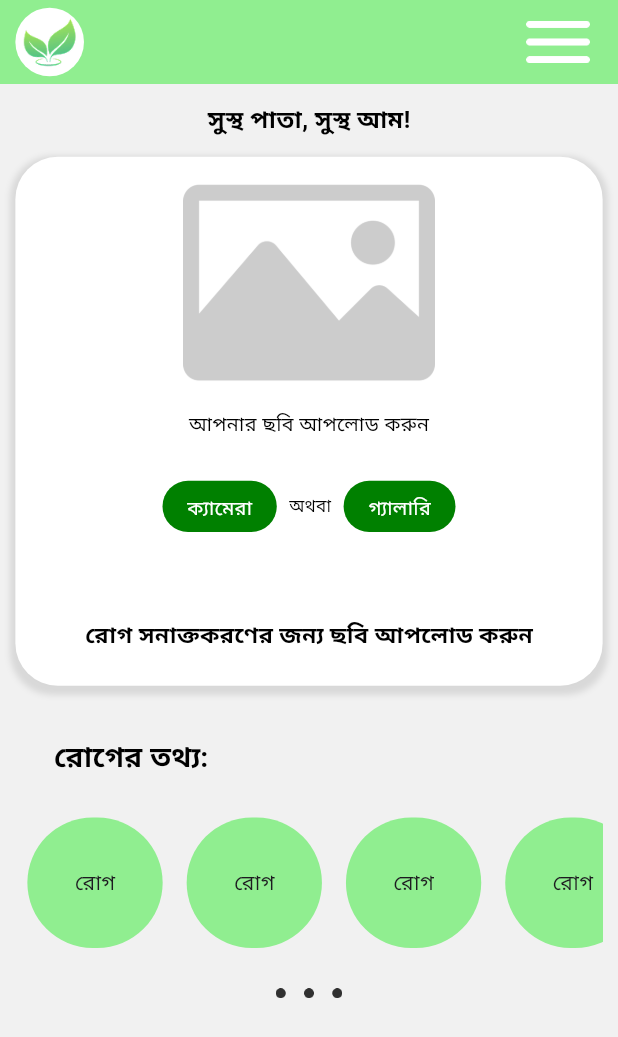
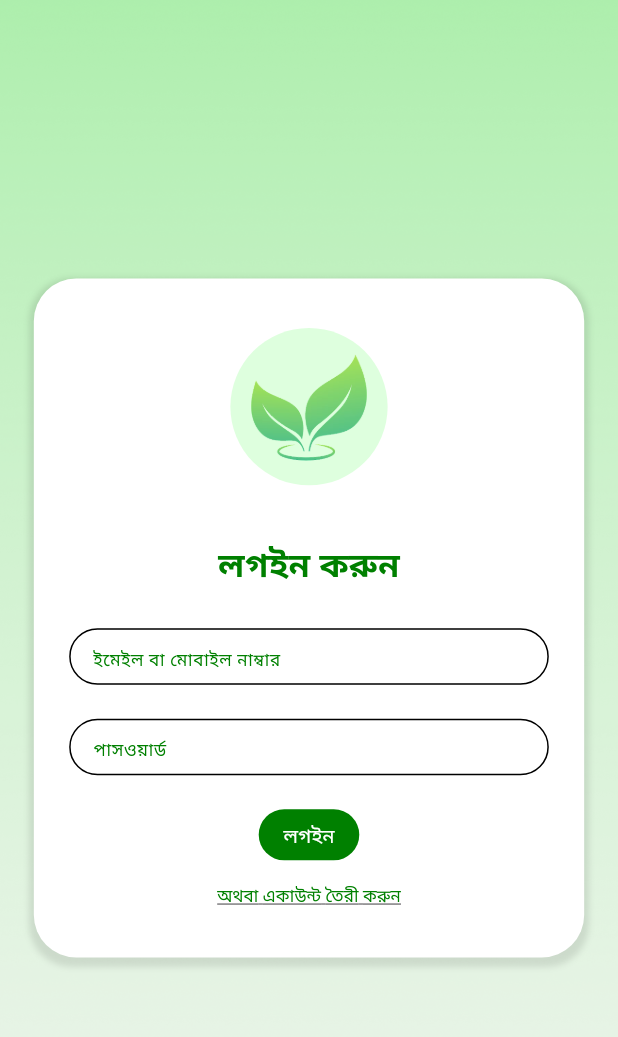
Before and after one commit to safridbhueyan/Mango_leaf_disease_detection_app, a Flutter app: the screen it shows after launch, on a phone screen of 412 x 824 dp. Shown: the top 1037 px of the screen. Run offline on Flutter 3.47's test engine with Material 3 defaults, Android fonts, the phone set to English and light mode, and no system bars; our stand-ins replace flutter_screenutil.

Commit message:
done fixes

```diff
--- a/lib/main.dart
+++ b/lib/main.dart
@@ -1,7 +1,7 @@
 import 'package:flutter/material.dart';
 import 'package:flutter/services.dart';
 import 'package:flutter_screenutil/flutter_screenutil.dart';
-import 'package:mango_leaf_disease/view/home_screen.dart';
+import 'package:mango_leaf_disease/view/login_screen.dart';
 import 'package:mango_leaf_disease/view_model/demo.dart';
 import 'package:provider/provider.dart';
 
@@ -31,7 +31,8 @@ class MyApp extends StatelessWidget {
           return MaterialApp(
             debugShowCheckedModeBanner: false,
             title: 'Mango Leaf disease detector',
-            home: HomeScreen(),
+            home: LoginScreen(),
+            // HomeScreen(),
           );
         },
       ),
--- /dev/null
+++ b/lib/model/rogModel.dart
@@ -0,0 +1,3 @@
+class Rogmodel {
+  List<String> rog = ["রোগ - ১", "রোগ - 2", "রোগ - 3", "রোগ - 4", "রোগ - 5"];
+}
--- a/lib/utils/utils.dart
+++ b/lib/utils/utils.dart
@@ -18,7 +18,7 @@ class Utils {
 
   static Widget mybutton({required String text, void Function()? onTap}) {
     return GestureDetector(
-      onTap: () => onTap,
+      onTap: onTap,
       child: Container(
         decoration: BoxDecoration(
           borderRadius: BorderRadius.circular(30.r),
--- a/lib/view/home_screen.dart
+++ b/lib/view/home_screen.dart
@@ -1,5 +1,6 @@
 import 'package:flutter/material.dart';
 import 'package:flutter_screenutil/flutter_screenutil.dart';
+import 'package:mango_leaf_disease/model/rogModel.dart';
 import 'package:mango_leaf_disease/utils/utils.dart';
 import 'package:mango_leaf_disease/view/widget/appbar.dart';
 
@@ -8,12 +9,11 @@ class HomeScreen extends StatelessWidget {
 
   @override
   Widget build(BuildContext context) {
+    var rog = Rogmodel();
     return Scaffold(
       backgroundColor: Color(0xffF1F1F1),
       appBar: appbar(),
-      body: Padding(
-        padding: EdgeInsets.only(left: 10.w, right: 10.w),
-        child: Column(
+      body: Column(
         children: [
           SizedBox(height: 12.h),
           Align(
@@ -29,7 +29,9 @@ class HomeScreen extends StatelessWidget {
           ),
           SizedBox(height: 14.h),
 
-            Container(
+          Padding(
+            padding: EdgeInsets.only(left: 10.w, right: 10.w),
+            child: Container(
               height: 374.h,
               width: 400.w,
               decoration: BoxDecoration(
@@ -94,6 +96,7 @@ class HomeScreen extends StatelessWidget {
                 ],
               ),
             ),
+          ),
           SizedBox(height: 35.h),
           Align(
             alignment: Alignment.centerLeft,
@@ -117,10 +120,12 @@ class HomeScreen extends StatelessWidget {
             height: MediaQuery.of(context).size.width * 0.25,
             child: ListView.builder(
               scrollDirection: Axis.horizontal,
-                itemCount: 5,
+              itemCount: rog.rog.length,
               itemBuilder: (context, index) {
                 return Padding(
                   padding: const EdgeInsets.all(8.0),
+                  child: GestureDetector(
+                    onTap: () {},
                     child: Container(
                       height: 88.h,
                       width: 88.w,
@@ -128,7 +133,8 @@ class HomeScreen extends StatelessWidget {
                         borderRadius: BorderRadius.circular(100.r),
                         color: Color(0xff90EE90),
                       ),
-                      child: Center(child: Text("রোগ")),
+                      child: Center(child: Text(rog.rog[index])),
+                    ),
                   ),
                 );
               },
@@ -139,7 +145,6 @@ class HomeScreen extends StatelessWidget {
           Image.asset("assets/icons/3dot.png", height: 7.h, width: 48.w),
         ],
       ),
-      ),
     );
   }
 }
--- /dev/null
+++ b/lib/view/login_screen.dart
@@ -0,0 +1,143 @@
+import 'package:flutter/material.dart';
+import 'package:flutter_screenutil/flutter_screenutil.dart';
+import 'package:mango_leaf_disease/utils/utils.dart';
+import 'package:mango_leaf_disease/view/home_screen.dart';
+import 'package:mango_leaf_disease/view/sign_up_screen.dart';
+import 'package:mango_leaf_disease/view/widget/inputdecoration.dart';
+
+class LoginScreen extends StatelessWidget {
+  const LoginScreen({super.key});
+
+  @override
+  Widget build(BuildContext context) {
+    return Scaffold(
+      extendBody: true,
+      resizeToAvoidBottomInset: true,
+      body: Stack(
+        fit: StackFit.expand,
+        children: [
+          Container(
+            width: double.infinity,
+            height: double.infinity,
+            decoration: BoxDecoration(color: Color(0xffF2F0F0)),
+          ),
+
+          Positioned(
+            top: 0,
+            left: 0,
+            right: 0,
+            child: Image.asset(
+              "assets/images/bgm.png",
+              fit: BoxFit.cover,
+              width: double.infinity,
+            ),
+          ),
+
+          Center(
+            child: Container(
+              width: 358.w,
+              height: 480.h,
+              decoration: BoxDecoration(
+                borderRadius: BorderRadius.circular(30.r),
+                color: Color(0xFFFFFFFF),
+                boxShadow: <BoxShadow>[
+                  BoxShadow(
+                    color: Colors.black.withOpacity(0.1),
+                    spreadRadius: 3,
+                    blurRadius: 3,
+                    offset: Offset(0, 3),
+                  ),
+                ],
+              ),
+              child: Column(
+                mainAxisAlignment: MainAxisAlignment.center,
+                crossAxisAlignment: CrossAxisAlignment.center,
+                children: [
+                  SizedBox(height: 35.h),
+                  Container(
+                    decoration: BoxDecoration(
+                      shape: BoxShape.circle,
+                      color: Color(0xffDEFFDE),
+                    ),
+                    child: Padding(
+                      padding: const EdgeInsets.all(10),
+                      child: Image.asset(
+                        "assets/images/logobig.png",
+                        height: 90.h,
+                        width: 90.w,
+                      ),
+                    ),
+                  ),
+                  SizedBox(height: 38.h),
+                  Text(
+                    "লগইন করুন",
+                    style: TextStyle(
+                      fontSize: 24.sp,
+                      fontWeight: FontWeight.w700,
+                      color: Color(0xff008000),
+                    ),
+                  ),
+                  SizedBox(height: 28.h),
+                  Padding(
+                    padding: EdgeInsets.only(left: 23.w, right: 23.w),
+                    child: SizedBox(
+                      height: 40.h,
+                      width: 312.w,
+                      child: TextFormField(
+                        decoration: customInputDecoration(
+                          hintText: "ইমেইল বা মোবাইল নাম্বার",
+                        ),
+                      ),
+                    ),
+                  ),
+                  SizedBox(height: 24.h),
+                  Padding(
+                    padding: EdgeInsets.only(left: 23.w, right: 23.w),
+                    child: SizedBox(
+                      height: 40.h,
+                      width: 312.w,
+                      child: TextFormField(
+                        decoration: customInputDecoration(
+                          hintText: "পাসওয়ার্ড",
+                        ),
+                      ),
+                    ),
+                  ),
+                  SizedBox(height: 24.h),
+                  Utils.mybutton(
+                    text: "লগইন",
+                    onTap: () {
+                      Navigator.push(
+                        context,
+                        MaterialPageRoute(builder: (context) => HomeScreen()),
+                      );
+                    },
+                  ),
+
+                  TextButton(
+                    onPressed: () {
+                      Navigator.push(
+                        context,
+                        MaterialPageRoute(builder: (context) => SignUpScreen()),
+                      );
+                    },
+                    child: Text(
+                      "অথবা একাউন্ট তৈরী করুন",
+                      style: TextStyle(
+                        fontSize: 12.sp,
+                        fontWeight: FontWeight.w400,
+                        color: Color(0xff008000),
+                        decoration: TextDecoration.underline,
+                      ),
+                    ),
+                  ),
+                  Expanded(child: SizedBox(height: 24.h)),
+                ],
+              ),
+            ),
+          ),
+        ],
+      ),
+    );
+  }
+}
--- /dev/null
+++ b/lib/view/widget/inputdecoration.dart
@@ -0,0 +1,25 @@
+import 'package:flutter/material.dart';
+import 'package:flutter_screenutil/flutter_screenutil.dart';
+
+InputDecoration customInputDecoration({required String hintText}) {
+  return InputDecoration(
+    focusedBorder: OutlineInputBorder(
+      borderRadius: BorderRadius.circular(30.r),
+      borderSide: BorderSide(color: Color(0xff000000)),
+    ),
+    enabledBorder: OutlineInputBorder(
+      borderRadius: BorderRadius.circular(30.r),
+      borderSide: BorderSide(color: Color(0xff000000)),
+    ),
+    errorBorder: OutlineInputBorder(
+      borderRadius: BorderRadius.circular(30.r),
+      borderSide: BorderSide(color: Color(0xff000000)),
+    ),
+    hintText: hintText,
+    hintStyle: TextStyle(
+      fontSize: 12.sp,
+      fontWeight: FontWeight.w400,
+      color: Color(0xff008000),
+    ),
+  );
+}
```
Also changed, not shown: lib/view/sign_up_screen.dart (added, +175 -0 lines), assets/images/bgm.png (added), assets/images/comp.png (added), assets/images/lif.png (added), assets/images/lif2.png (added), 1 other file. Lines whose indentation alone changed are shown as unchanged.
